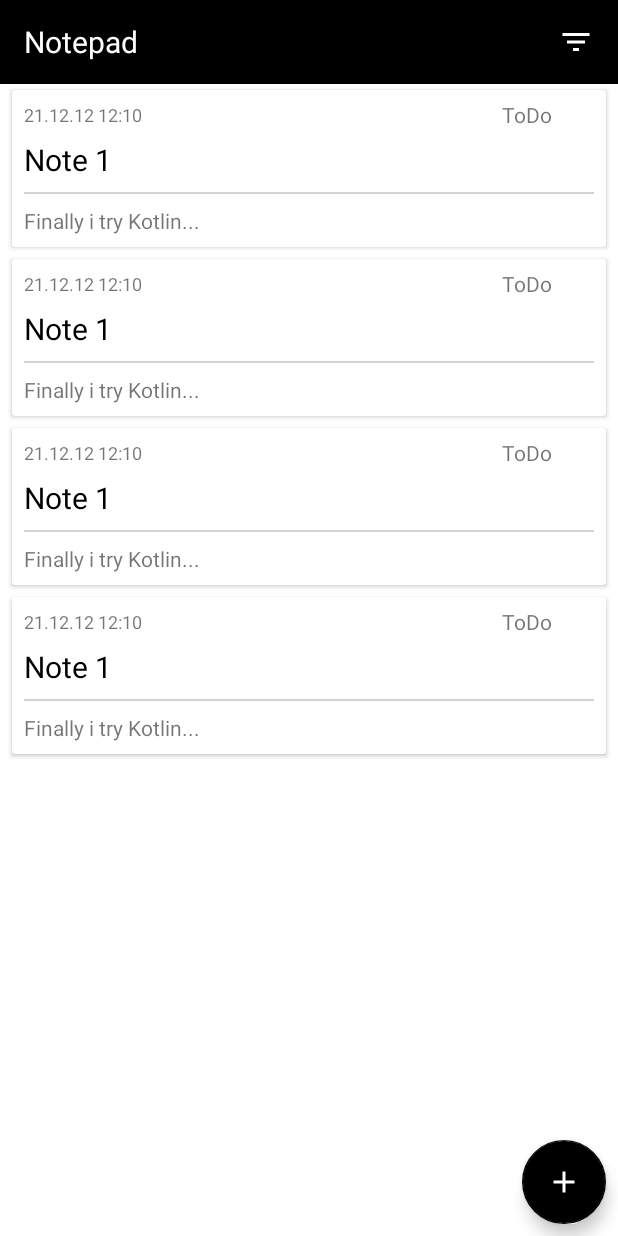
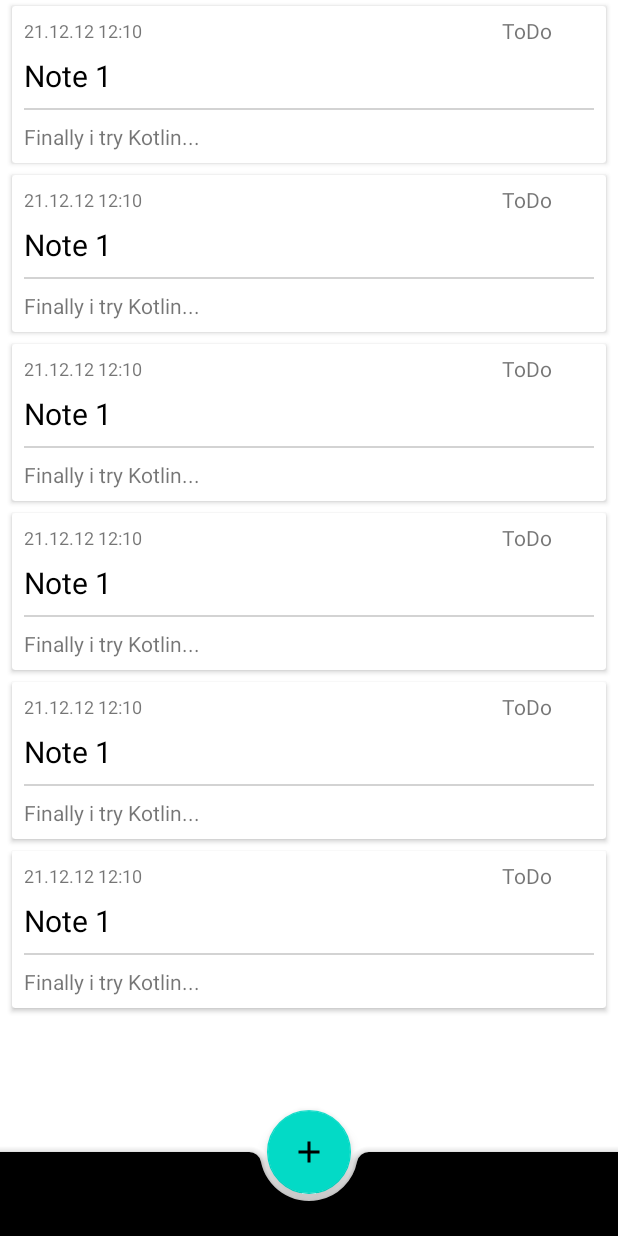
Before and after one commit to DEcSENT/Notepad, an Android app: the layout fragment_notepad.xml on its own in the app's theme, with its tools: preview values and no code run, on a phone screen of 412 x 824 dp. Run offline under Robolectric (Android 15) with nearby library versions, the phone set to English and light mode, and no system bars.

Commit message:
Refactored notepad layout. Added bottom bar.

```diff
--- a/app/src/main/java/com/dvinc/notepad/presentation/ui/notepad/NotepadFragment.kt
+++ b/app/src/main/java/com/dvinc/notepad/presentation/ui/notepad/NotepadFragment.kt
@@ -7,6 +7,7 @@ package com.dvinc.notepad.presentation.ui.notepad
 
 import android.os.Bundle
 import android.view.View
+import android.widget.Toast
 import androidx.navigation.Navigation.findNavController
 import androidx.recyclerview.widget.LinearLayoutManager
 import androidx.recyclerview.widget.RecyclerView
@@ -22,11 +23,9 @@ import com.dvinc.notepad.presentation.ui.note.NoteFragment
 import com.xwray.groupie.GroupAdapter
 import com.xwray.groupie.kotlinandroidextensions.ViewHolder
 import javax.inject.Inject
-import kotlinx.android.synthetic.main.fragment_notepad.fragment_notepad_empty_view as emptyView
+import kotlinx.android.synthetic.main.fragment_notepad.fragment_notepad_bottom_app_bar as bottomBar
 import kotlinx.android.synthetic.main.fragment_notepad.fragment_notepad_fab as fab
-import kotlinx.android.synthetic.main.fragment_notepad.fragment_notepad_filter_icon as filterIcon
 import kotlinx.android.synthetic.main.fragment_notepad.fragment_notepad_recycler as notesRecycler
-import kotlinx.android.synthetic.main.fragment_notepad.fragment_notepad_small_filter_icon as filterSmallIcon
 
 class NotepadFragment : BaseFragment() {
 
@@ -60,6 +59,7 @@ class NotepadFragment : BaseFragment() {
         setupNoteRecycler()
         setupFabButton()
         setupNotesAdapterClickListener()
+        setupBottomBar()
     }
 
     private fun setupNoteRecycler() {
@@ -96,6 +96,19 @@ class NotepadFragment : BaseFragment() {
         }
     }
 
+    private fun setupBottomBar() {
+        bottomBar.replaceMenu(R.menu.notepad_bottom_bar_menu)
+        bottomBar.setOnMenuItemClickListener {
+            when (it.itemId) {
+                R.id.fragment_notepad_filter_menu_item -> {
+                    Toast.makeText(requireContext(), "Filter will be here", Toast.LENGTH_LONG)
+                        .show()
+                }
+            }
+            true
+        }
+    }
+
     private fun handleViewState(viewState: NotepadViewState) {
         when (viewState) {
             is NotepadViewState.Content -> showNotes(viewState.notes)
--- a/app/src/main/res/layout/fragment_notepad.xml
+++ b/app/src/main/res/layout/fragment_notepad.xml
@@ -1,83 +1,38 @@
 <?xml version="1.0" encoding="utf-8"?>
-<androidx.constraintlayout.widget.ConstraintLayout xmlns:android="http://schemas.android.com/apk/res/android"
+<androidx.coordinatorlayout.widget.CoordinatorLayout xmlns:android="http://schemas.android.com/apk/res/android"
     xmlns:app="http://schemas.android.com/apk/res-auto"
     xmlns:tools="http://schemas.android.com/tools"
     android:layout_width="match_parent"
-    android:layout_height="match_parent"
-    android:background="@color/white">
-
-    <androidx.appcompat.widget.Toolbar
-        android:id="@+id/fragment_notepad_toolbar"
-        android:layout_width="match_parent"
-        android:layout_height="?attr/actionBarSize"
-        android:background="@color/colorAccent"
-        android:theme="@style/ThemeOverlay.AppCompat.Dark.ActionBar"
-        app:layout_constraintEnd_toEndOf="parent"
-        app:layout_constraintStart_toStartOf="parent"
-        app:layout_constraintTop_toTopOf="parent">
-
-        <TextView
-            android:layout_width="match_parent"
-            android:layout_height="wrap_content"
-            android:text="@string/notepad_toolbar_header"
-            android:textColor="@android:color/white"
-            android:textSize="20sp" />
-    </androidx.appcompat.widget.Toolbar>
-
-    <ImageView
-        android:id="@+id/fragment_notepad_filter_icon"
-        android:layout_width="wrap_content"
-        android:layout_height="wrap_content"
-        android:layout_marginEnd="16dp"
-        android:clickable="true"
-        android:contentDescription="@string/fragment_notepad_filter_icon"
-        android:focusable="true"
-        app:layout_constraintBottom_toTopOf="@+id/fragment_notepad_recycler"
-        app:layout_constraintEnd_toEndOf="@+id/fragment_notepad_toolbar"
-        app:layout_constraintTop_toTopOf="parent"
-        app:srcCompat="@drawable/ic_filter" />
-
-    <ImageView
-        android:id="@+id/fragment_notepad_small_filter_icon"
-        android:layout_width="8dp"
-        android:layout_height="8dp"
-        android:contentDescription="@string/small_filter_icon_description"
-        android:src="@drawable/ic_note_type"
-        android:visibility="gone"
-        app:layout_constraintEnd_toEndOf="@id/fragment_notepad_filter_icon"
-        app:layout_constraintTop_toTopOf="@id/fragment_notepad_filter_icon"
-        tools:background="#ff0000" />
+    android:layout_height="match_parent">
 
     <androidx.recyclerview.widget.RecyclerView
         android:id="@+id/fragment_notepad_recycler"
         android:layout_width="match_parent"
-        android:layout_height="0dp"
+        android:layout_height="match_parent"
         app:layout_constraintBottom_toBottomOf="parent"
         app:layout_constraintEnd_toEndOf="parent"
         app:layout_constraintStart_toStartOf="parent"
-        app:layout_constraintTop_toBottomOf="@+id/fragment_notepad_toolbar"
-        tools:itemCount="4"
+        app:layout_constraintTop_toTopOf="parent"
+        tools:itemCount="8"
         tools:listitem="@layout/item_note" />
 
     <com.google.android.material.floatingactionbutton.FloatingActionButton
         android:id="@+id/fragment_notepad_fab"
         android:layout_width="wrap_content"
         android:layout_height="wrap_content"
-        android:layout_marginEnd="8dp"
-        android:layout_marginBottom="8dp"
+        app:layout_anchor="@id/fragment_notepad_bottom_app_bar"
         app:layout_constraintBottom_toBottomOf="parent"
         app:layout_constraintEnd_toEndOf="parent"
         app:srcCompat="@drawable/ic_add_white_24px" />
 
-    <include
-        android:id="@+id/fragment_notepad_empty_view"
-        layout="@layout/layout_empty"
+    <com.google.android.material.bottomappbar.BottomAppBar
+        android:id="@+id/fragment_notepad_bottom_app_bar"
         android:layout_width="match_parent"
-        android:layout_height="match_parent"
-        android:visibility="gone"
-        app:layout_constraintBottom_toBottomOf="parent"
-        app:layout_constraintEnd_toEndOf="parent"
-        app:layout_constraintStart_toStartOf="parent"
-        app:layout_constraintTop_toBottomOf="@+id/fragment_notepad_toolbar" />
+        android:layout_height="wrap_content"
+        android:layout_gravity="bottom"
+        app:backgroundTint="@color/colorPrimary"
+        app:fabAlignmentMode="center"
+        app:hideOnScroll="true"
+        app:layout_scrollFlags="scroll|enterAlways" />
 
-</androidx.constraintlayout.widget.ConstraintLayout>
+</androidx.coordinatorlayout.widget.CoordinatorLayout>
--- /dev/null
+++ b/app/src/main/res/menu/notepad_bottom_bar_menu.xml
@@ -0,0 +1,10 @@
+<?xml version="1.0" encoding="utf-8"?>
+<menu xmlns:android="http://schemas.android.com/apk/res/android"
+    xmlns:app="http://schemas.android.com/apk/res-auto">
+
+    <item
+        android:id="@+id/fragment_notepad_filter_menu_item"
+        android:icon="@drawable/ic_filter"
+        android:title="@string/fragment_notepad_filter_icon"
+        app:showAsAction="ifRoom" />
+</menu>
--- a/app/src/main/res/values/strings.xml
+++ b/app/src/main/res/values/strings.xml
@@ -33,4 +33,9 @@
     <string name="fragment_notepad_filter_icon">Filter icon</string>
     <string name="dialog_filter_clear_button">Clear filter</string>
     <string name="small_filter_icon_description">Filter color icon</string>
+
+    <!--notepad region -->
+    <string name="fragment_notepad_menu_filter">Filter icon</string>
+    <!--end notepad region -->
+
 </resources>
--- a/app/src/main/res/values/styles.xml
+++ b/app/src/main/res/values/styles.xml
@@ -1,7 +1,7 @@
 <resources>
 
     <!-- Base application theme. -->
-    <style name="AppTheme" parent="Theme.AppCompat.Light.NoActionBar">
+    <style name="AppTheme" parent="Theme.MaterialComponents.Light.NoActionBar">
         <!-- Customize your theme here. -->
         <item name="colorPrimary">@color/colorPrimary</item>
         <item name="colorPrimaryDark">@color/colorPrimaryDark</item>
--- a/dependencies.gradle
+++ b/dependencies.gradle
@@ -22,9 +22,9 @@ ext{
     ]
 
     appDependencies = [
-            support_library = "androidx.appcompat:appcompat:$android_appcompat_version",
+            appcompat = "androidx.appcompat:appcompat:$android_appcompat_version",
 
-            support_design = "com.google.android.material:material:$android_appcompat_version",
+            material = "com.google.android.material:material:$android_appcompat_version",
 
             lifecycle_extension = "androidx.lifecycle:lifecycle-extensions:$android_lifecycle_version",
 
```
